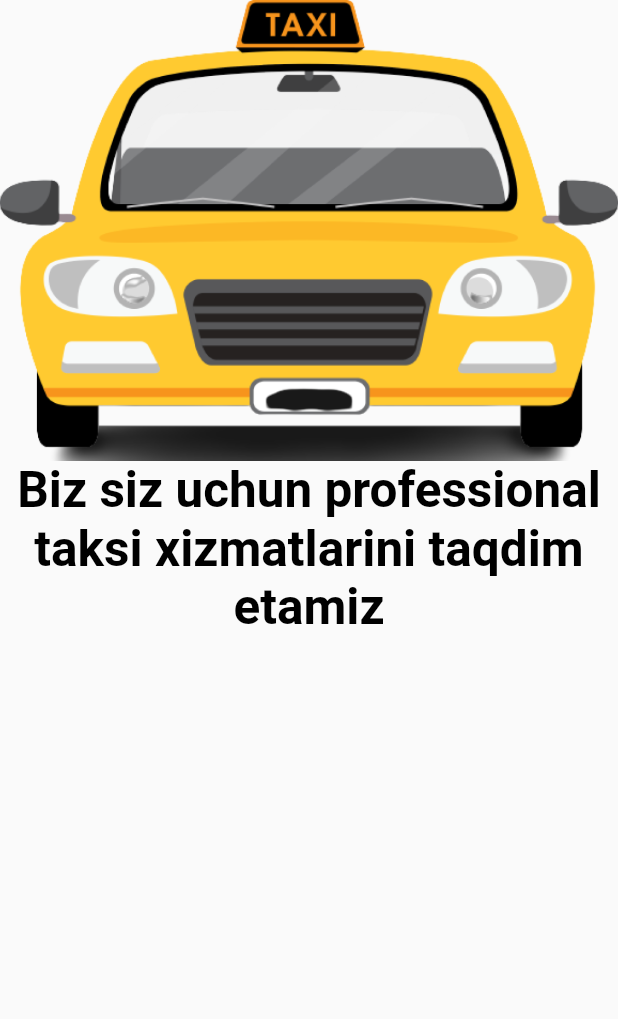
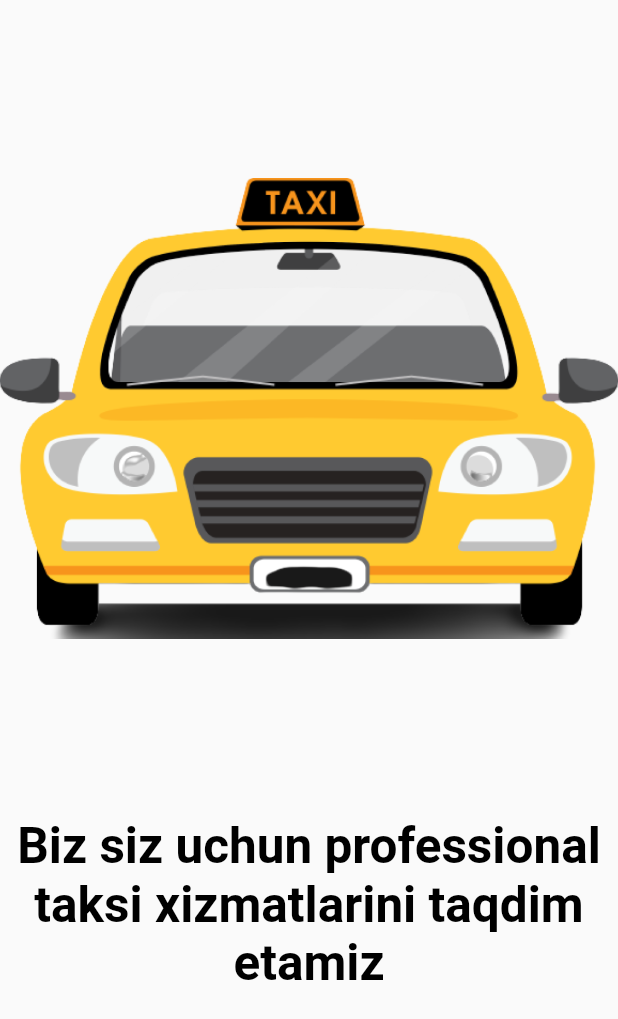
Before and after one commit to baxriddin2006/taxiapk-master, a Flutter app: the One_page widget shown alone on an empty page, opened directly, on a phone screen of 412 x 824 dp. Shown: the top 1019 px of the screen. Run offline on Flutter 3.47's test engine with Material 2 defaults, Android fonts, the phone set to English and light mode, and no system bars; our stand-ins replace animated_splash_screen, slider_button; Roboto replaces fonts that are missing (Jost).

Commit message:
changed pages 19:24

```diff
--- a/lib/pages/3pages/1_page.dart
+++ b/lib/pages/3pages/1_page.dart
@@ -5,7 +5,9 @@ class One_page extends StatelessWidget {
 
   @override
   Widget build(BuildContext context) {
-    return Container(child: Column(
+    return Container(
+      child: Column(
+        mainAxisAlignment: MainAxisAlignment.spaceEvenly,
         children: [
           Image.asset('assets/images/image 3.png'),
           SizedBox(
@@ -22,8 +24,8 @@ class One_page extends StatelessWidget {
               ),
             ),
           ),
-
         ],
-    ),);
+      ),
+    );
   }
 }
--- a/lib/pages/3pages/2_pge.dart
+++ b/lib/pages/3pages/2_pge.dart
@@ -8,6 +8,7 @@ class Two_page extends StatelessWidget {
     return Scaffold(
       body: Container(
         child: Column(
+          mainAxisAlignment: MainAxisAlignment.spaceEvenly,
           children: [
             Image.asset('assets/images/image 4.png'),
             SizedBox(
--- a/lib/pages/3pages/3_page.dart
+++ b/lib/pages/3pages/3_page.dart
@@ -7,8 +7,10 @@ class Three_page extends StatelessWidget {
   Widget build(BuildContext context) {
     return Scaffold(
       body: Container(
+
         child: Column(
-          children: [
+        mainAxisAlignment: MainAxisAlignment.spaceEvenly,
+         children: [
         Image.asset('assets/images/image 5.png'),
             SizedBox(
               width: 439,
```
Also changed, not shown: lib/pages/pages.dart (+11 -1 lines). Lines whose indentation alone changed are shown as unchanged.
